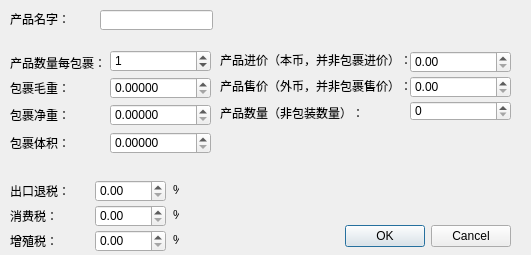
Old version of the form src/productdialog.ui in the repository adrianx77/DeusExMachina.
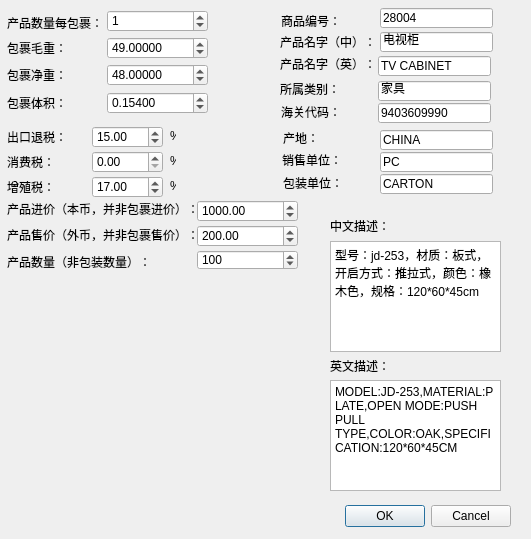
New version of the form.

Diff of the .ui file:
```diff
--- a/src/productdialog.ui
+++ b/src/productdialog.ui
@@ -7,7 +7,7 @@
     <x>0</x>
     <y>0</y>
     <width>531</width>
-    <height>255</height>
+    <height>539</height>
    </rect>
   </property>
   <property name="windowTitle">
@@ -17,7 +17,7 @@
    <property name="geometry">
     <rect>
      <x>330</x>
-     <y>220</y>
+     <y>500</y>
      <width>181</width>
      <height>32</height>
     </rect>
@@ -32,21 +32,21 @@
   <widget class="QLabel" name="label_5">
    <property name="geometry">
     <rect>
-     <x>10</x>
-     <y>13</y>
-     <width>60</width>
+     <x>280</x>
+     <y>36</y>
+     <width>96</width>
      <height>12</height>
     </rect>
    </property>
    <property name="text">
-    <string>产品名字：</string>
+    <string>产品名字（中）：</string>
    </property>
   </widget>
   <widget class="QDoubleSpinBox" name="mWeight">
    <property name="geometry">
     <rect>
-     <x>110</x>
-     <y>77</y>
+     <x>107</x>
+     <y>37</y>
      <width>101</width>
      <height>22</height>
     </rect>
@@ -58,24 +58,27 @@
     <double>999999999.000000000000000</double>
    </property>
    <property name="value">
-    <double>0.000000000000000</double>
+    <double>49.000000000000000</double>
    </property>
   </widget>
   <widget class="QLineEdit" name="name">
    <property name="geometry">
     <rect>
-     <x>100</x>
-     <y>10</y>
+     <x>380</x>
+     <y>32</y>
      <width>113</width>
      <height>20</height>
     </rect>
    </property>
+   <property name="text">
+    <string>电视柜</string>
+   </property>
   </widget>
   <widget class="QLabel" name="label_6">
    <property name="geometry">
     <rect>
-     <x>10</x>
-     <y>82</y>
+     <x>7</x>
+     <y>42</y>
      <width>60</width>
      <height>12</height>
     </rect>
@@ -87,8 +90,8 @@
   <widget class="QDoubleSpinBox" name="jWeight">
    <property name="geometry">
     <rect>
-     <x>110</x>
-     <y>104</y>
+     <x>107</x>
+     <y>64</y>
      <width>101</width>
      <height>22</height>
     </rect>
@@ -100,14 +103,14 @@
     <double>999999999.000000000000000</double>
    </property>
    <property name="value">
-    <double>0.000000000000000</double>
+    <double>48.000000000000000</double>
    </property>
   </widget>
   <widget class="QLabel" name="label_7">
    <property name="geometry">
     <rect>
-     <x>10</x>
-     <y>109</y>
+     <x>7</x>
+     <y>69</y>
      <width>60</width>
      <height>12</height>
     </rect>
@@ -119,8 +122,8 @@
   <widget class="QDoubleSpinBox" name="volume">
    <property name="geometry">
     <rect>
-     <x>110</x>
-     <y>132</y>
+     <x>107</x>
+     <y>92</y>
      <width>101</width>
      <height>22</height>
     </rect>
@@ -132,14 +135,14 @@
     <double>999999999.000000000000000</double>
    </property>
    <property name="value">
-    <double>0.000000000000000</double>
+    <double>0.154000000000000</double>
    </property>
   </widget>
   <widget class="QLabel" name="label_8">
    <property name="geometry">
     <rect>
-     <x>10</x>
-     <y>137</y>
+     <x>7</x>
+     <y>97</y>
      <width>60</width>
      <height>12</height>
     </rect>
@@ -151,8 +154,8 @@
   <widget class="QDoubleSpinBox" name="priceIn">
    <property name="geometry">
     <rect>
-     <x>410</x>
-     <y>51</y>
+     <x>197</x>
+     <y>200</y>
      <width>101</width>
      <height>22</height>
     </rect>
@@ -161,14 +164,14 @@
     <double>999999999.000000000000000</double>
    </property>
    <property name="value">
-    <double>0.000000000000000</double>
+    <double>1000.000000000000000</double>
    </property>
   </widget>
   <widget class="QLabel" name="label_9">
    <property name="geometry">
     <rect>
-     <x>220</x>
-     <y>54</y>
+     <x>7</x>
+     <y>203</y>
      <width>192</width>
      <height>12</height>
     </rect>
@@ -180,8 +183,8 @@
   <widget class="QDoubleSpinBox" name="priceOut">
    <property name="geometry">
     <rect>
-     <x>410</x>
-     <y>76</y>
+     <x>197</x>
+     <y>225</y>
      <width>101</width>
      <height>22</height>
     </rect>
@@ -190,14 +193,14 @@
     <double>999999999.000000000000000</double>
    </property>
    <property name="value">
-    <double>0.000000000000000</double>
+    <double>200.000000000000000</double>
    </property>
   </widget>
   <widget class="QLabel" name="label_10">
    <property name="geometry">
     <rect>
-     <x>220</x>
-     <y>80</y>
+     <x>7</x>
+     <y>229</y>
      <width>192</width>
      <height>12</height>
     </rect>
@@ -209,8 +212,8 @@
   <widget class="QLabel" name="label_11">
    <property name="geometry">
     <rect>
-     <x>10</x>
-     <y>57</y>
+     <x>7</x>
+     <y>17</y>
      <width>96</width>
      <height>12</height>
     </rect>
@@ -222,8 +225,8 @@
   <widget class="QSpinBox" name="pakUnit">
    <property name="geometry">
     <rect>
-     <x>110</x>
-     <y>50</y>
+     <x>107</x>
+     <y>10</y>
      <width>101</width>
      <height>22</height>
     </rect>
@@ -241,8 +244,8 @@
   <widget class="QSpinBox" name="number">
    <property name="geometry">
     <rect>
-     <x>410</x>
-     <y>101</y>
+     <x>197</x>
+     <y>250</y>
      <width>101</width>
      <height>20</height>
     </rect>
@@ -251,7 +254,7 @@
     <number>999999999</number>
    </property>
    <property name="value">
-    <number>0</number>
+    <number>100</number>
    </property>
    <property name="displayIntegerBase">
     <number>10</number>
@@ -260,8 +263,8 @@
   <widget class="QLabel" name="label_12">
    <property name="geometry">
     <rect>
-     <x>220</x>
-     <y>107</y>
+     <x>7</x>
+     <y>256</y>
      <width>156</width>
      <height>12</height>
     </rect>
@@ -273,8 +276,8 @@
   <widget class="QLabel" name="label_40">
    <property name="geometry">
     <rect>
-     <x>10</x>
-     <y>185</y>
+     <x>7</x>
+     <y>131</y>
      <width>60</width>
      <height>12</height>
     </rect>
@@ -286,8 +289,8 @@
   <widget class="QDoubleSpinBox" name="tTax">
    <property name="geometry">
     <rect>
-     <x>95</x>
-     <y>180</y>
+     <x>92</x>
+     <y>126</y>
      <width>71</width>
      <height>22</height>
     </rect>
@@ -296,14 +299,14 @@
     <double>999999999.000000000000000</double>
    </property>
    <property name="value">
-    <double>0.000000000000000</double>
+    <double>15.000000000000000</double>
    </property>
   </widget>
   <widget class="QLabel" name="label_41">
    <property name="geometry">
     <rect>
-     <x>173</x>
-     <y>184</y>
+     <x>170</x>
+     <y>130</y>
      <width>6</width>
      <height>12</height>
     </rect>
@@ -315,8 +318,8 @@
   <widget class="QLabel" name="label_42">
    <property name="geometry">
     <rect>
-     <x>10</x>
-     <y>210</y>
+     <x>7</x>
+     <y>156</y>
      <width>48</width>
      <height>12</height>
     </rect>
@@ -328,8 +331,8 @@
   <widget class="QDoubleSpinBox" name="xTax">
    <property name="geometry">
     <rect>
-     <x>95</x>
-     <y>205</y>
+     <x>92</x>
+     <y>151</y>
      <width>71</width>
      <height>22</height>
     </rect>
@@ -344,8 +347,8 @@
   <widget class="QLabel" name="label_43">
    <property name="geometry">
     <rect>
-     <x>173</x>
-     <y>209</y>
+     <x>170</x>
+     <y>155</y>
      <width>6</width>
      <height>12</height>
     </rect>
@@ -357,8 +360,8 @@
   <widget class="QLabel" name="label_44">
    <property name="geometry">
     <rect>
-     <x>10</x>
-     <y>235</y>
+     <x>7</x>
+     <y>181</y>
      <width>48</width>
      <height>12</height>
     </rect>
@@ -370,8 +373,8 @@
   <widget class="QDoubleSpinBox" name="zTax">
    <property name="geometry">
     <rect>
-     <x>95</x>
-     <y>230</y>
+     <x>92</x>
+     <y>176</y>
      <width>71</width>
      <height>22</height>
     </rect>
@@ -380,14 +383,14 @@
     <double>999999999.000000000000000</double>
    </property>
    <property name="value">
-    <double>0.000000000000000</double>
+    <double>17.000000000000000</double>
    </property>
   </widget>
   <widget class="QLabel" name="label_45">
    <property name="geometry">
     <rect>
-     <x>173</x>
-     <y>234</y>
+     <x>170</x>
+     <y>180</y>
      <width>6</width>
      <height>12</height>
     </rect>
@@ -396,6 +399,248 @@
     <string>%</string>
    </property>
   </widget>
+  <widget class="QLabel" name="label_13">
+   <property name="geometry">
+    <rect>
+     <x>280</x>
+     <y>58</y>
+     <width>96</width>
+     <height>12</height>
+    </rect>
+   </property>
+   <property name="text">
+    <string>产品名字（英）：</string>
+   </property>
+  </widget>
+  <widget class="QLineEdit" name="nameEn">
+   <property name="geometry">
+    <rect>
+     <x>378</x>
+     <y>56</y>
+     <width>113</width>
+     <height>20</height>
+    </rect>
+   </property>
+   <property name="text">
+    <string>TV CABINET</string>
+   </property>
+  </widget>
+  <widget class="QLabel" name="label_14">
+   <property name="geometry">
+    <rect>
+     <x>281</x>
+     <y>15</y>
+     <width>60</width>
+     <height>12</height>
+    </rect>
+   </property>
+   <property name="text">
+    <string>商品编号：</string>
+   </property>
+  </widget>
+  <widget class="QLineEdit" name="type">
+   <property name="geometry">
+    <rect>
+     <x>378</x>
+     <y>81</y>
+     <width>113</width>
+     <height>20</height>
+    </rect>
+   </property>
+   <property name="text">
+    <string>家具</string>
+   </property>
+  </widget>
+  <widget class="QLabel" name="label_15">
+   <property name="geometry">
+    <rect>
+     <x>280</x>
+     <y>83</y>
+     <width>60</width>
+     <height>12</height>
+    </rect>
+   </property>
+   <property name="text">
+    <string>所属类别：</string>
+   </property>
+  </widget>
+  <widget class="QLineEdit" name="haiguan">
+   <property name="geometry">
+    <rect>
+     <x>378</x>
+     <y>103</y>
+     <width>113</width>
+     <height>20</height>
+    </rect>
+   </property>
+   <property name="text">
+    <string>9403609990</string>
+   </property>
+  </widget>
+  <widget class="QLabel" name="label_16">
+   <property name="geometry">
+    <rect>
+     <x>281</x>
+     <y>106</y>
+     <width>60</width>
+     <height>12</height>
+    </rect>
+   </property>
+   <property name="text">
+    <string>海关代码：</string>
+   </property>
+  </widget>
+  <widget class="QLineEdit" name="id">
+   <property name="geometry">
+    <rect>
+     <x>380</x>
+     <y>8</y>
+     <width>113</width>
+     <height>20</height>
+    </rect>
+   </property>
+   <property name="text">
+    <string>28004</string>
+   </property>
+  </widget>
+  <widget class="QLineEdit" name="carton">
+   <property name="geometry">
+    <rect>
+     <x>380</x>
+     <y>174</y>
+     <width>113</width>
+     <height>20</height>
+    </rect>
+   </property>
+   <property name="text">
+    <string>CARTON</string>
+   </property>
+  </widget>
+  <widget class="QLabel" name="label_17">
+   <property name="geometry">
+    <rect>
+     <x>282</x>
+     <y>154</y>
+     <width>60</width>
+     <height>12</height>
+    </rect>
+   </property>
+   <property name="text">
+    <string>销售单位：</string>
+   </property>
+  </widget>
+  <widget class="QLineEdit" name="pc">
+   <property name="geometry">
+    <rect>
+     <x>380</x>
+     <y>152</y>
+     <width>113</width>
+     <height>20</height>
+    </rect>
+   </property>
+   <property name="text">
+    <string>PC</string>
+   </property>
+  </widget>
+  <widget class="QLabel" name="label_18">
+   <property name="geometry">
+    <rect>
+     <x>283</x>
+     <y>177</y>
+     <width>60</width>
+     <height>12</height>
+    </rect>
+   </property>
+   <property name="text">
+    <string>包装单位：</string>
+   </property>
+  </widget>
+  <widget class="QLabel" name="label_19">
+   <property name="geometry">
+    <rect>
+     <x>283</x>
+     <y>132</y>
+     <width>60</width>
+     <height>12</height>
+    </rect>
+   </property>
+   <property name="text">
+    <string>产地：</string>
+   </property>
+  </widget>
+  <widget class="QLineEdit" name="birth">
+   <property name="geometry">
+    <rect>
+     <x>380</x>
+     <y>130</y>
+     <width>113</width>
+     <height>20</height>
+    </rect>
+   </property>
+   <property name="text">
+    <string>CHINA</string>
+   </property>
+  </widget>
+  <widget class="QTextEdit" name="descZh">
+   <property name="geometry">
+    <rect>
+     <x>330</x>
+     <y>241</y>
+     <width>171</width>
+     <height>111</height>
+    </rect>
+   </property>
+   <property name="html">
+    <string>&lt;!DOCTYPE HTML PUBLIC &quot;-//W3C//DTD HTML 4.0//EN&quot; &quot;http://www.w3.org/TR/REC-html40/strict.dtd&quot;&gt;
+&lt;html&gt;&lt;head&gt;&lt;meta name=&quot;qrichtext&quot; content=&quot;1&quot; /&gt;&lt;style type=&quot;text/css&quot;&gt;
+p, li { white-space: pre-wrap; }
+&lt;/style&gt;&lt;/head&gt;&lt;body style=&quot; font-family:'SimSun'; font-size:9pt; font-weight:400; font-style:normal;&quot;&gt;
+&lt;p style=&quot; margin-top:0px; margin-bottom:0px; margin-left:0px; margin-right:0px; -qt-block-indent:0; text-indent:0px;&quot;&gt;型号：jd-253，材质：板式，开启方式：推拉式，颜色：橡木色，规格：120*60*45cm&lt;/p&gt;&lt;/body&gt;&lt;/html&gt;</string>
+   </property>
+  </widget>
+  <widget class="QTextEdit" name="descEn">
+   <property name="geometry">
+    <rect>
+     <x>330</x>
+     <y>380</y>
+     <width>171</width>
+     <height>111</height>
+    </rect>
+   </property>
+   <property name="html">
+    <string>&lt;!DOCTYPE HTML PUBLIC &quot;-//W3C//DTD HTML 4.0//EN&quot; &quot;http://www.w3.org/TR/REC-html40/strict.dtd&quot;&gt;
+&lt;html&gt;&lt;head&gt;&lt;meta name=&quot;qrichtext&quot; content=&quot;1&quot; /&gt;&lt;style type=&quot;text/css&quot;&gt;
+p, li { white-space: pre-wrap; }
+&lt;/style&gt;&lt;/head&gt;&lt;body style=&quot; font-family:'SimSun'; font-size:9pt; font-weight:400; font-style:normal;&quot;&gt;
+&lt;p style=&quot; margin-top:0px; margin-bottom:0px; margin-left:0px; margin-right:0px; -qt-block-indent:0; text-indent:0px;&quot;&gt;MODEL:JD-253,MATERIAL:PLATE,OPEN MODE:PUSH PULL TYPE,COLOR:OAK,SPECIFICATION:120*60*45CM&lt;/p&gt;&lt;/body&gt;&lt;/html&gt;</string>
+   </property>
+  </widget>
+  <widget class="QLabel" name="label_20">
+   <property name="geometry">
+    <rect>
+     <x>330</x>
+     <y>220</y>
+     <width>60</width>
+     <height>12</height>
+    </rect>
+   </property>
+   <property name="text">
+    <string>中文描述：</string>
+   </property>
+  </widget>
+  <widget class="QLabel" name="label_21">
+   <property name="geometry">
+    <rect>
+     <x>330</x>
+     <y>360</y>
+     <width>60</width>
+     <height>12</height>
+    </rect>
+   </property>
+   <property name="text">
+    <string>英文描述：</string>
+   </property>
+  </widget>
  </widget>
  <resources/>
  <connections>
```
